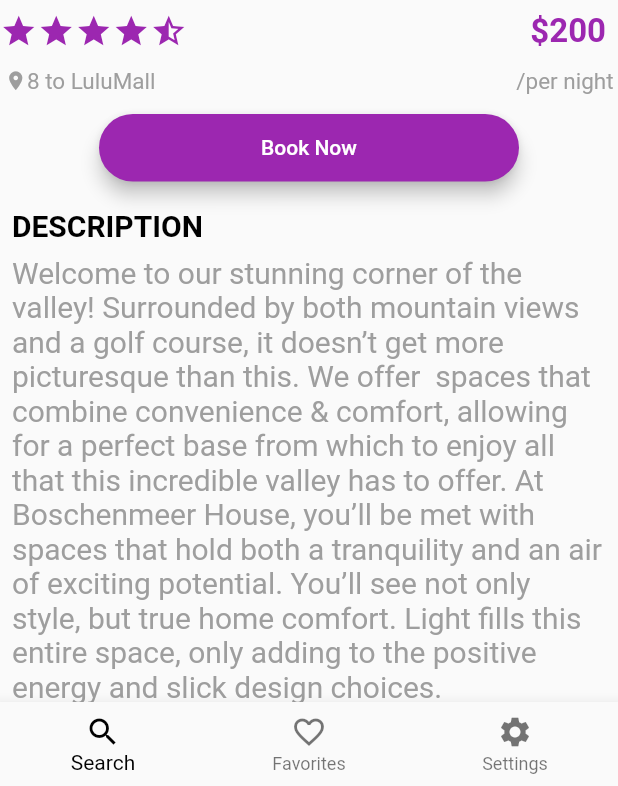
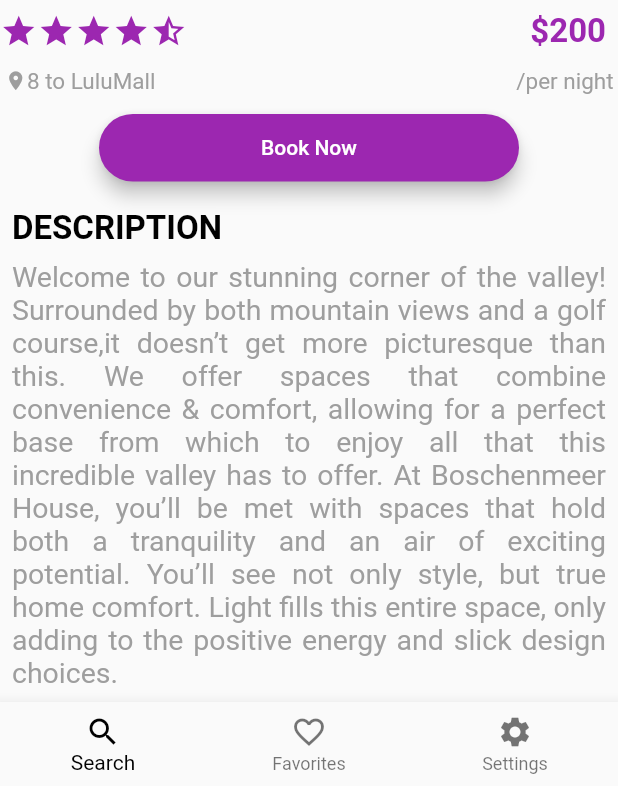
Before and after one commit to arjun-pm/assignments, a Flutter app: the Hotel_screen screen opened directly, on a phone screen of 412 x 824 dp, the part 450-1236 px from its top. Run offline on Flutter 3.47's test engine with Material 2 defaults, Android fonts, the light colour scheme and no system bars; our stand-ins replace flutter_svg.

Commit message:
Hotel UI

```diff
--- a/lib/Hotel screen ui/Hotel screen ui.dart
+++ b/lib/Hotel screen ui/Hotel screen ui.dart
@@ -112,22 +112,22 @@ class Hotel_screen extends StatelessWidget {
                     Icon(
                       Icons.star,
                       color: Colors.purple,
-                      size:25,
+                      size: 25,
                     ),
                     Icon(
                       Icons.star,
                       color: Colors.purple,
-                      size:25,
+                      size: 25,
                     ),
                     Icon(
                       Icons.star,
                       color: Colors.purple,
-                      size:25,
+                      size: 25,
                     ),
                     Icon(
                       Icons.star_half,
                       color: Colors.purple,
-                      size:25,
+                      size: 25,
                     ),
                     Spacer(),
                     Padding(
@@ -163,7 +163,8 @@ class Hotel_screen extends StatelessWidget {
                 ),
                 Column(
                   children: [
-                    Container(height: 45,
+                    Container(
+                      height: 45,
                       width: 280,
                       margin: EdgeInsets.all(10),
                       decoration: BoxDecoration(
@@ -188,16 +189,21 @@ class Hotel_screen extends StatelessWidget {
                           style: TextStyle(
                               fontWeight: FontWeight.bold,
                               color: Colors.black,
-                              fontSize: 20),
+                              fontSize: 22),
                         ),
                       ),
                     ),
                     const Padding(
                       padding: EdgeInsets.only(left: 8.0, right: 8.0),
-                      child: Text("Welcome to our stunning corner of the valley! Surrounded by both mountain views and a golf course, it doesn’t get more picturesque than this. We offer  spaces that combine convenience & comfort, allowing for a perfect base from which to enjoy all that this incredible valley has to offer. At Boschenmeer House, you’ll be met with spaces that hold both a tranquility and an air of exciting potential. You’ll see not only style, but true home comfort. Light fills this entire space, only adding to the positive energy and slick design choices.",style: TextStyle(fontSize: 20,color: Colors.grey)),
+                      child: Text(
+                          "Welcome to our stunning corner of the valley!Surrounded by both mountain views and a golf course,it doesn’t get more picturesque than this."
+                          " We offer  spaces that combine convenience & comfort, allowing for a perfect base from which to enjoy all that this incredible valley has to offer."
+                          " At Boschenmeer House, you’ll be met with spaces that hold both a tranquility and an air of exciting potential."
+                          " You’ll see not only style, but true home comfort. Light fills this entire space, only adding to the positive energy and slick design choices.",
+                          style: TextStyle(fontSize: 19, color: Colors.grey),
+                          textAlign: TextAlign.justify),
                     ),
                   ],
-
                 ),
               ],
             ),
```
